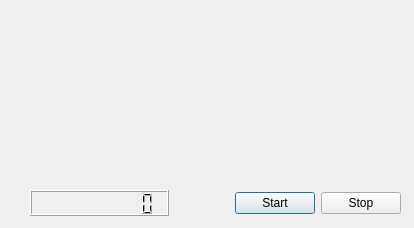
This is qt_thread_practice/synchronous_dialog.ui in nguyenchiemminhvu/MultithreadingPractice as Qt 5 draws it before an edit. The edited form follows.
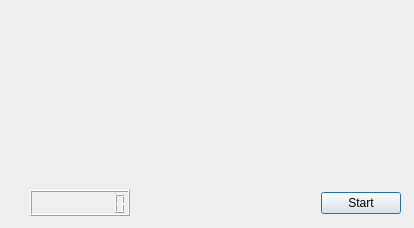
This is the edited form.

```diff
--- a/qt_thread_practice/synchronous_dialog.ui
+++ b/qt_thread_practice/synchronous_dialog.ui
@@ -43,7 +43,7 @@
       </property>
       <property name="sizeHint" stdset="0">
        <size>
-        <width>60</width>
+        <width>80</width>
         <height>20</height>
        </size>
       </property>
@@ -51,6 +51,19 @@
     </item>
     <item>
      <layout class="QHBoxLayout" name="horizontalLayout">
+      <item>
+       <spacer name="horizontalSpacer">
+        <property name="orientation">
+         <enum>Qt::Horizontal</enum>
+        </property>
+        <property name="sizeHint" stdset="0">
+         <size>
+          <width>40</width>
+          <height>20</height>
+         </size>
+        </property>
+       </spacer>
+      </item>
       <item>
        <widget class="QPushButton" name="button_start">
         <property name="text">
@@ -58,13 +71,6 @@
         </property>
        </widget>
       </item>
-      <item>
-       <widget class="QPushButton" name="button_stop">
-        <property name="text">
-         <string>Stop</string>
-        </property>
-       </widget>
-      </item>
      </layout>
     </item>
    </layout>
```
